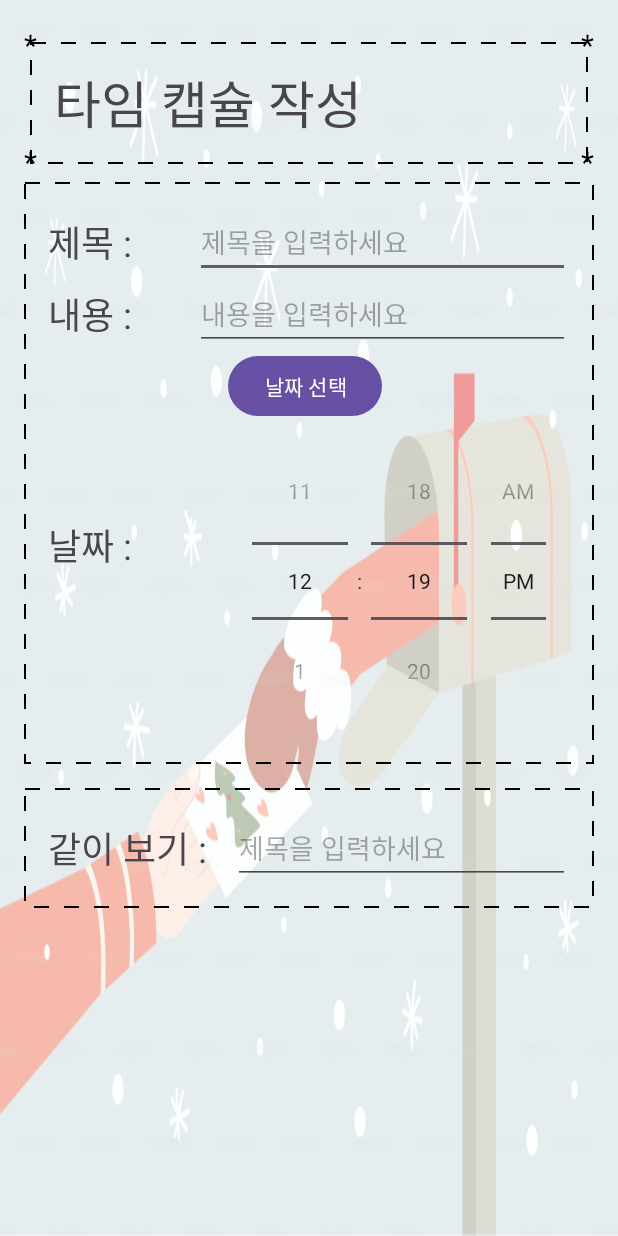
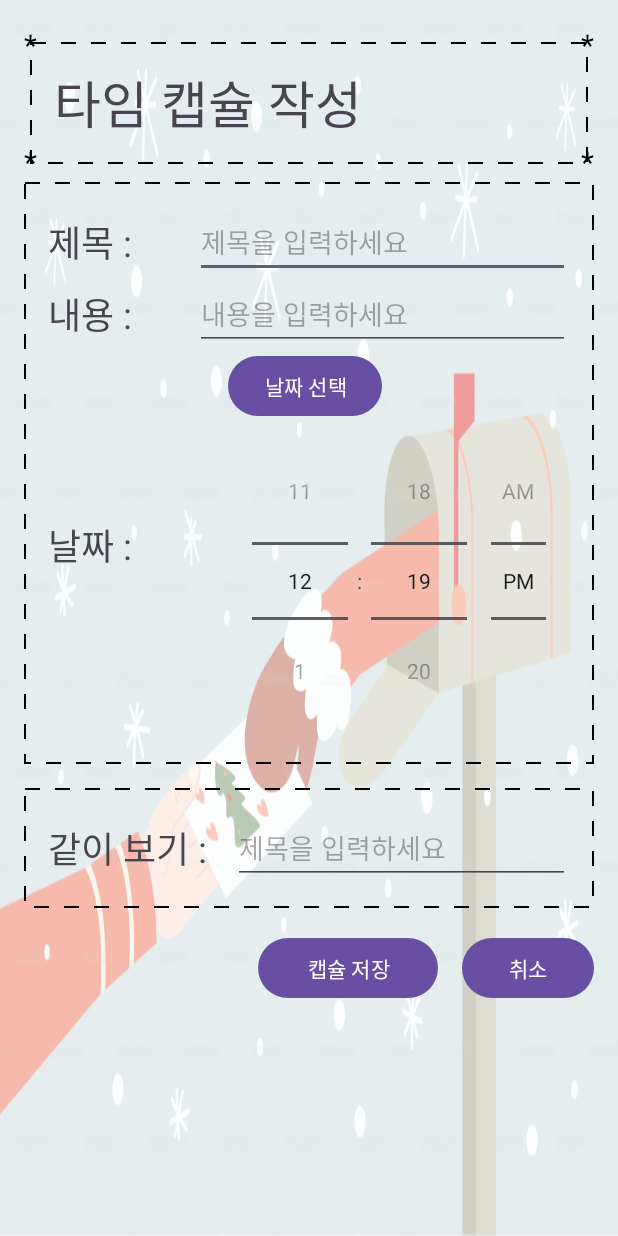
Before and after one commit to shining013/MyTimeCapsule, an Android app: the WriteActivity screen opened directly, with no data from a screen before it, on a phone screen of 412 x 824 dp. Run offline under Robolectric (Android 15) with nearby library versions, the phone set to English and light mode, and no system bars; Roboto replaces fonts that are not available here.

Commit message:
[feat] 작성 페이지

```diff
--- a/app/src/main/java/com/lyj/timecapsule/WriteActivity.kt
+++ b/app/src/main/java/com/lyj/timecapsule/WriteActivity.kt
@@ -1,15 +1,22 @@
 package com.lyj.timecapsule
 
+import android.app.DatePickerDialog
+import android.content.Intent
+import android.icu.util.Calendar
 import android.os.Bundle
 import android.widget.Button
 import android.widget.EditText
 import android.widget.TimePicker
 import androidx.activity.enableEdgeToEdge
+import androidx.appcompat.app.AlertDialog
 import androidx.appcompat.app.AppCompatActivity
 import androidx.core.view.ViewCompat
 import androidx.core.view.WindowInsetsCompat
+import com.lyj.timecapsule.model.Capsule
 
 class WriteActivity : AppCompatActivity() {
+    val capsule: Capsule = Capsule()
+
     override fun onCreate(savedInstanceState: Bundle?) {
         super.onCreate(savedInstanceState)
         setContentView(R.layout.activity_write)
@@ -18,8 +25,57 @@ class WriteActivity : AppCompatActivity() {
         var content = findViewById<EditText>(R.id.editContentText_write)
         var calButton = findViewById<Button>(R.id.buttonCal)
         var time = findViewById<TimePicker>(R.id.time_picker)
-        var share = findViewById<EditText>(R.id.editShareText_write)
+        var friend = findViewById<EditText>(R.id.editShareText_write)
+        var createButton = findViewById<Button>(R.id.buttonCreate)
+        var cancleButton = findViewById<Button>(R.id.buttonCancle)
+
+        // 날짜, 시간 선택하기 전 기본 값
+        val calendar = Calendar.getInstance()
+        val year = calendar.get(Calendar.YEAR)
+        val month = calendar.get(Calendar.MONTH)
+        val day = calendar.get(Calendar.DAY_OF_MONTH)
+        capsule.date = "$year/${month + 1 }/${day + 1}"
+
+        // 날짜 선택
+        calButton.setOnClickListener{
+            val datePickerDialog = DatePickerDialog(this, {_, selectedYear, selectedMonth, selectedDay ->
+                capsule.date = "$selectedYear/${selectedMonth + 1 }/$selectedDay"
+                calButton.text = capsule.date
+            }, year, month, day)
+
+            datePickerDialog.show()
+        }
+
+        // TimePicker 클릭 이벤트
+        time.setOnTimeChangedListener { _, hour, minute ->
+            capsule.time = "$hour/$minute"
+        }
 
 
+        createButton.setOnClickListener {
+            val resultIntent = Intent()
+            val alertDialog = AlertDialog.Builder(this)
+
+            // 제목 본문 null인 경우 경고
+            if(title.text?.isEmpty() == true || content.text?.isEmpty() == true){
+                alertDialog.setTitle("캡슐 저장 실패")
+                alertDialog.setMessage("제목과 본문은 필수로 작성해야 합니다")
+                alertDialog.setPositiveButton("확인"){ dialog, _ ->
+                    dialog.dismiss()
+                }
+                alertDialog.show()
+            }
+            else{
+                capsule.title = title.text.toString()
+                capsule.content = content.text.toString()
+                capsule.friend = friend.text.toString()
+
+                println("${capsule.title}, ${capsule.content}, ${capsule.date}, ${capsule.time}, ${capsule.friend}")
+            }
+        }
+
+        cancleButton.setOnClickListener {
+            onBackPressed()
+        }
     }
 }
--- /dev/null
+++ b/app/src/main/java/com/lyj/timecapsule/model/Capsule.kt
@@ -0,0 +1,9 @@
+package com.lyj.timecapsule.model
+
+class Capsule {
+    var title: String = ""
+    var content: String = ""
+    var date: String = ""
+    var time: String = ""
+    var friend: String = ""
+}
--- a/app/src/main/res/layout/activity_write.xml
+++ b/app/src/main/res/layout/activity_write.xml
@@ -179,4 +179,25 @@
 
     </LinearLayout>
 
+    <LinearLayout
+        android:layout_width="match_parent"
+        android:layout_height="wrap_content"
+        android:layout_marginTop="16dp"
+        android:gravity="right"
+        android:orientation="horizontal">
+
+        <Button
+            android:id="@+id/buttonCreate"
+            android:layout_width="120dp"
+            android:layout_height="wrap_content"
+            android:text="캡슐 저장" />
+
+        <Button
+            android:id="@+id/buttonCancle"
+            android:layout_width="wrap_content"
+            android:layout_height="wrap_content"
+            android:layout_marginLeft="16dp"
+            android:text="취소" />
+    </LinearLayout>
+
 </LinearLayout>
```
Also changed, not shown: app/src/main/java/com/lyj/timecapsule/MainActivity.kt (+9 -0 lines).
